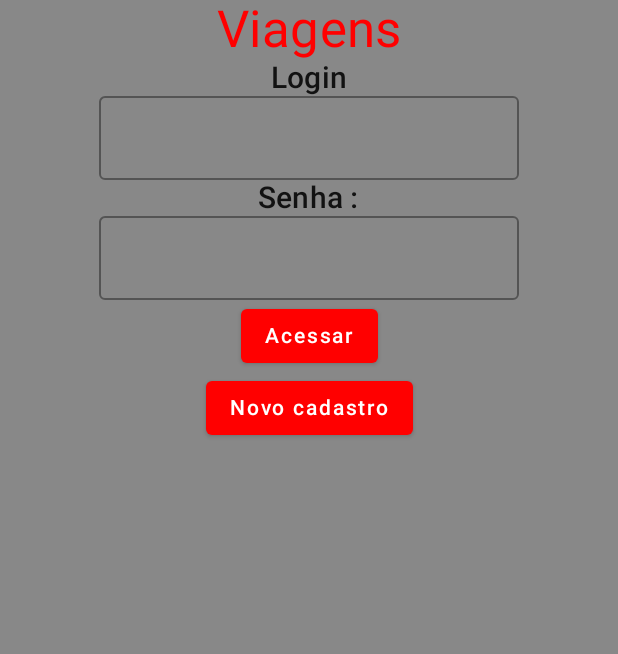
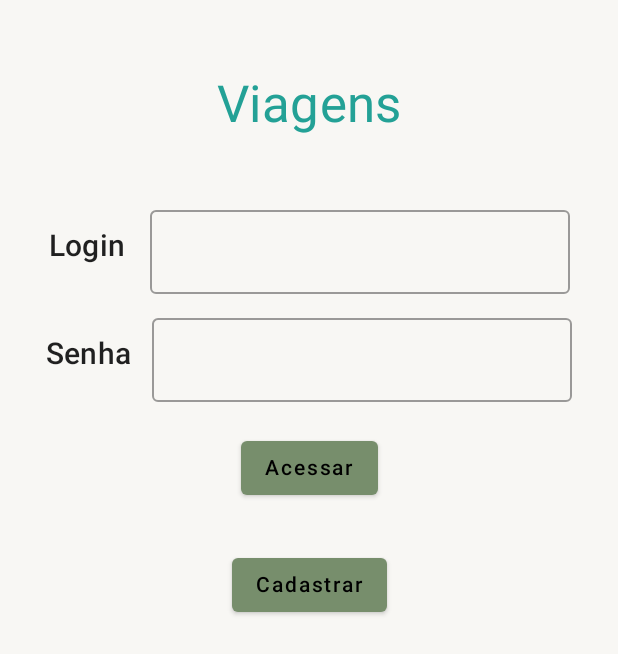
Before and after one commit to Leomatheu/projetoFinalFabianoKotlin, an Android app built with Jetpack Compose: the screen it shows after launch (MainActivity), on a phone screen of 412 x 824 dp. Shown: the top 654 px of the screen. Run offline under Robolectric (Android 15) with nearby library versions, the phone set to English and light mode, and no system bars.

Commit message:
Merge remote-tracking branch 'origin/main'

```diff
--- a/app/build.gradle
+++ b/app/build.gradle
@@ -47,13 +47,16 @@ android {
 }
 
 dependencies {
+    def nav_version = "2.5.3"
 
+    implementation "androidx.navigation:navigation-compose:$nav_version"
     implementation 'androidx.core:core-ktx:1.7.0'
     implementation 'androidx.lifecycle:lifecycle-runtime-ktx:2.3.1'
     implementation 'androidx.activity:activity-compose:1.3.1'
     implementation "androidx.compose.ui:ui:$compose_ui_version"
     implementation "androidx.compose.ui:ui-tooling-preview:$compose_ui_version"
     implementation 'androidx.compose.material:material:1.2.0'
+    implementation 'androidx.navigation:navigation-common-ktx:2.4.1'
     testImplementation 'junit:junit:4.13.2'
     androidTestImplementation 'androidx.test.ext:junit:1.1.5'
     androidTestImplementation 'androidx.test.espresso:espresso-core:3.5.1'
--- a/app/src/main/java/com/example/projetofinal/MainActivity.kt
+++ b/app/src/main/java/com/example/projetofinal/MainActivity.kt
@@ -1,25 +1,21 @@
 package com.example.projetofinal
+
 
 
 import android.os.Bundle
 import androidx.activity.ComponentActivity
 import androidx.activity.compose.setContent
-import androidx.compose.foundation.background
-import androidx.compose.foundation.layout.Column
-import androidx.compose.foundation.layout.fillMaxSize
-import androidx.compose.foundation.text.KeyboardOptions
+import androidx.compose.foundation.layout.*
 import androidx.compose.material.*
 import androidx.compose.runtime.Composable
-import androidx.compose.runtime.mutableStateOf
-import androidx.compose.runtime.remember
-import androidx.compose.ui.Alignment
 import androidx.compose.ui.Modifier
-import androidx.compose.ui.graphics.Color
-import androidx.compose.ui.res.stringResource
-import androidx.compose.ui.text.input.KeyboardType
-import androidx.compose.ui.text.style.TextAlign
 import androidx.compose.ui.tooling.preview.Preview
+import androidx.navigation.compose.NavHost
+import androidx.navigation.compose.composable
+import androidx.navigation.compose.rememberNavController
 import com.example.projetofinal.ui.theme.ProjetoFinalTheme
+import com.example.projetofinal.ui.theme.TelaCadastro
+import com.example.projetofinal.ui.theme.TelaLogin
 
 class MainActivity : ComponentActivity() {
     override fun onCreate(savedInstanceState: Bundle?) {
@@ -38,79 +34,23 @@ class MainActivity : ComponentActivity() {
     }
 }
 
-@Composable
-fun Conteudo() {
-
-    val usuario = remember {
-        //lembrar da variavel
-        mutableStateOf(value = "")
-    }
-    val senha = remember {
-        //lembrar da variavel
-        mutableStateOf(value = "")
-    }
-
-    Column(
-        modifier = Modifier
-            .fillMaxSize()
-            .background(Color.Gray),
-        horizontalAlignment = Alignment.CenterHorizontally
-    )
-    {
-        Text(
-            text = stringResource(id = com.example.projetofinal.R.string.titulo),
-            style = MaterialTheme.typography.h4,
-            textAlign = TextAlign.Center,
-            color = androidx.compose.ui.graphics.Color.Red,
-        )
-
-        Text(
-            text = stringResource(id = com.example.projetofinal.R.string.login),
-            style = MaterialTheme.typography.h6,
-            textAlign = TextAlign.Left,
-            modifier = Modifier
-
-
-        )
-        OutlinedTextField(
-            value = usuario.value,
-            onValueChange = {
-                usuario.value = it
-            },
-            keyboardOptions = KeyboardOptions(keyboardType = KeyboardType.Text)
-        )
-
-        Text(
-            text = stringResource(id = com.example.projetofinal.R.string.senha),
-            style = MaterialTheme.typography.h6,
-            textAlign = TextAlign.Start
-        )
-        OutlinedTextField(
-            value = senha.value,
-            onValueChange = {
-                senha.value = it
-            },
-            keyboardOptions = KeyboardOptions(keyboardType = KeyboardType.Password)
-        )
-
-        Button(onClick = {}, colors = ButtonDefaults.buttonColors(backgroundColor = Color(0xFFFF0000))) {
-            Text(text = stringResource(com.example.projetofinal.R.string.botao), color = androidx.compose.ui.graphics.Color.White)
-
-        }
-
-        Button(onClick = {}, colors = ButtonDefaults.buttonColors(backgroundColor = Color(0xFFFF0000))) {
-            Text(
-                text = stringResource(com.example.projetofinal.R.string.novoRegistro),
-                color = androidx.compose.ui.graphics.Color.White
-            )
-        }
-    }
-}
 
 @Preview(showBackground = true)
 @Composable
 fun DefaultPreview() {
     ProjetoFinalTheme {
-        Conteudo()
+        val navController = rememberNavController()
+
+        NavHost(navController = navController, startDestination = "TelaLogin") {
+
+            composable("TelaLogin") {
+                TelaLogin(onNavigate = {navController.navigate(it)})
+            }
+
+            composable("TelaCadastro"){
+                TelaCadastro(onNavigate = {navController.navigate(it)}, onBackScreen = {navController.navigateUp()})
+            }
+
+        }
     }
 }
--- /dev/null
+++ b/app/src/main/java/com/example/projetofinal/ui/theme/TelaLogin.kt
@@ -0,0 +1,105 @@
+package com.example.projetofinal.ui.theme
+
+import androidx.compose.foundation.background
+import androidx.compose.foundation.layout.*
+import androidx.compose.foundation.text.KeyboardOptions
+import androidx.compose.material.*
+import androidx.compose.runtime.Composable
+import androidx.compose.runtime.mutableStateOf
+import androidx.compose.runtime.remember
+import androidx.compose.ui.Alignment
+import androidx.compose.ui.Modifier
+import androidx.compose.ui.graphics.Color
+import androidx.compose.ui.res.stringResource
+import androidx.compose.ui.text.input.KeyboardType
+import androidx.compose.ui.text.style.TextAlign
+import androidx.compose.ui.unit.dp
+import com.example.projetofinal.R
+
+@Composable
+fun TelaLogin(onNavigate : (route: String) ->Unit) {
+
+    val usuario = remember {
+        //lembrar da variavel
+        mutableStateOf(value = "")
+    }
+    val senha = remember {
+        //lembrar da variavel
+        mutableStateOf(value = "")
+    }
+
+    Column(
+        modifier = Modifier
+            .fillMaxSize()
+            .background(color = Color(0xFFF8F7F4)),
+        horizontalAlignment = Alignment.CenterHorizontally
+    )
+    {
+        Text(
+            text = stringResource(id = R.string.titulo),
+            style = MaterialTheme.typography.h4,
+            textAlign = TextAlign.Center,
+            color = Color(0xFF23A196),
+            modifier = Modifier
+                .padding(50.dp)
+        )
+
+        Row() {
+            Text(
+                text = stringResource(id = R.string.login),
+                style = MaterialTheme.typography.h6,
+                textAlign = TextAlign.Start,
+                modifier = Modifier.alignByBaseline()
+
+            )
+
+            Spacer(modifier = Modifier.size(16.dp))
+            OutlinedTextField(
+                value = usuario.value,
+                onValueChange = {
+                    usuario.value = it
+                },
+                keyboardOptions = KeyboardOptions(keyboardType = KeyboardType.Text),
+                modifier = Modifier.alignByBaseline()
+            )
+        }
+
+        Spacer(modifier = Modifier.size(16.dp))
+
+        Row() {
+            Text(
+                text = stringResource(id = R.string.senha),
+                style = MaterialTheme.typography.h6,
+                textAlign = TextAlign.Start,
+                modifier = Modifier.alignByBaseline()
+            )
+            Spacer(modifier = Modifier.size(13.dp))
+            OutlinedTextField(
+                value = senha.value,
+                onValueChange = {
+                    senha.value = it
+                },
+                keyboardOptions = KeyboardOptions(keyboardType = KeyboardType.Password),
+                modifier = Modifier.alignByBaseline()
+            )
+        }
+
+        Spacer(modifier = Modifier.size(20.dp))
+
+        Button(onClick = { onNavigate("menu") },
+            colors = ButtonDefaults.buttonColors(backgroundColor = Color(0xFF778E6C))) {
+            Text(text = stringResource(R.string.botao), color = Color.Black)
+
+        }
+
+        Spacer(modifier = Modifier.size(30.dp))
+
+        Button(onClick = {onNavigate("TelaCadastro")},
+            colors = ButtonDefaults.buttonColors(backgroundColor = Color(0xFF778E6C))) {
+            Text(
+                text = stringResource(R.string.novoRegistro),
+                color = Color.Black
+            )
+        }
+    }
+}
--- a/app/src/main/res/values/strings.xml
+++ b/app/src/main/res/values/strings.xml
@@ -1,8 +1,12 @@
 <resources>
     <string name="app_name">ProjetoFinal</string>
     <string name="botao">Acessar</string>
-    <string name="senha">Senha :</string>
-    <string name="novoRegistro">Novo cadastro</string>
+    <string name="senha">Senha</string>
+    <string name="novoRegistro">Cadastrar</string>
     <string name="login">Login</string>
     <string name="titulo">Viagens</string>
+    <string name="nome">Nome</string>
+    <string name="usuario">Usuário</string>
+    <string name="senhaCad">Senha</string>
+    <string name="voltar">Voltar</string>
 </resources>
```
Also changed, not shown: app/src/main/java/com/example/projetofinal/ui/theme/TelaCadastro.kt (added, +132 -0 lines).
